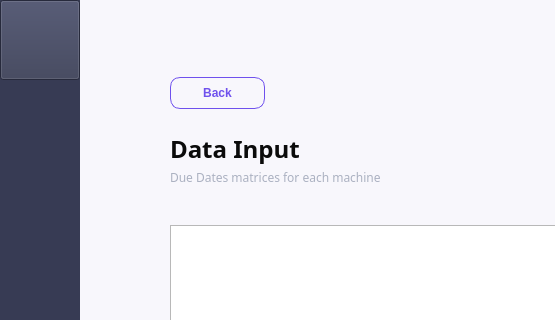
Old version of the form src/screens/delay.ui in the repository xaeon7/Flow-Shop-Scheduling; both pictures show x 0 to 555 and y 0 to 320 of the 810 by 561 pixel window.
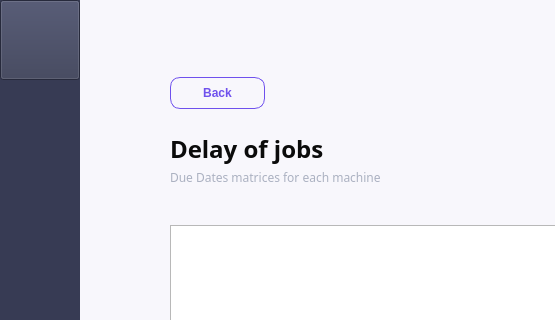
New version of the form. Icons and pictures are not drawn.

Diff of the .ui file:
```diff
--- a/src/screens/delay.ui
+++ b/src/screens/delay.ui
@@ -101,7 +101,7 @@
       <rect>
        <x>170</x>
        <y>133</y>
-       <width>141</width>
+       <width>291</width>
        <height>31</height>
       </rect>
      </property>
@@ -114,7 +114,7 @@
 font-size: 24px;</string>
      </property>
      <property name="text">
-      <string>Data Input</string>
+      <string>Delay of jobs</string>
      </property>
     </widget>
     <widget class="QLabel" name="dataLabel">
```
